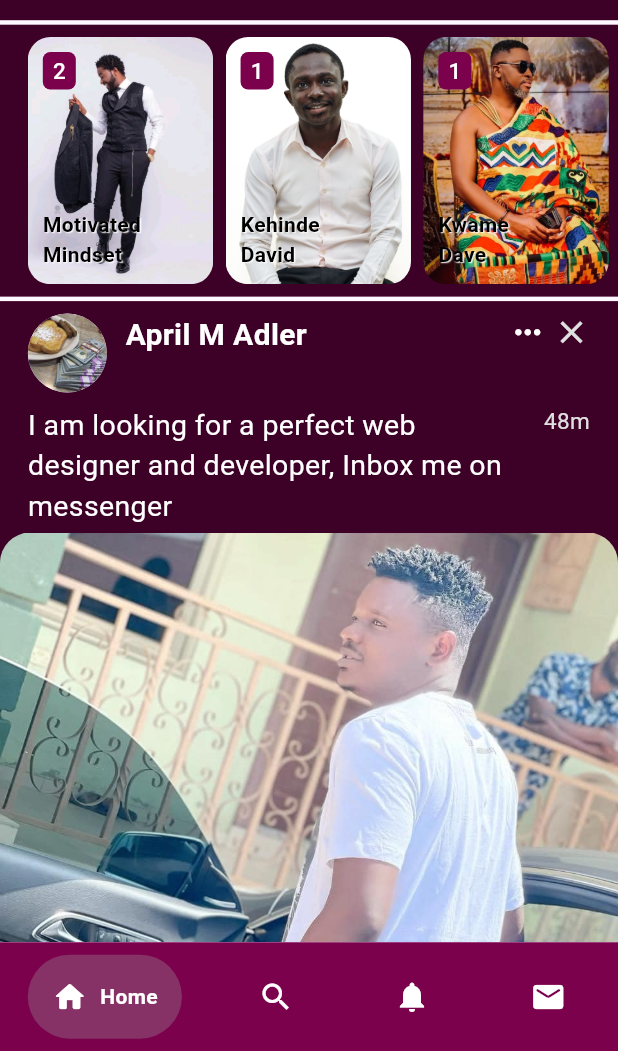
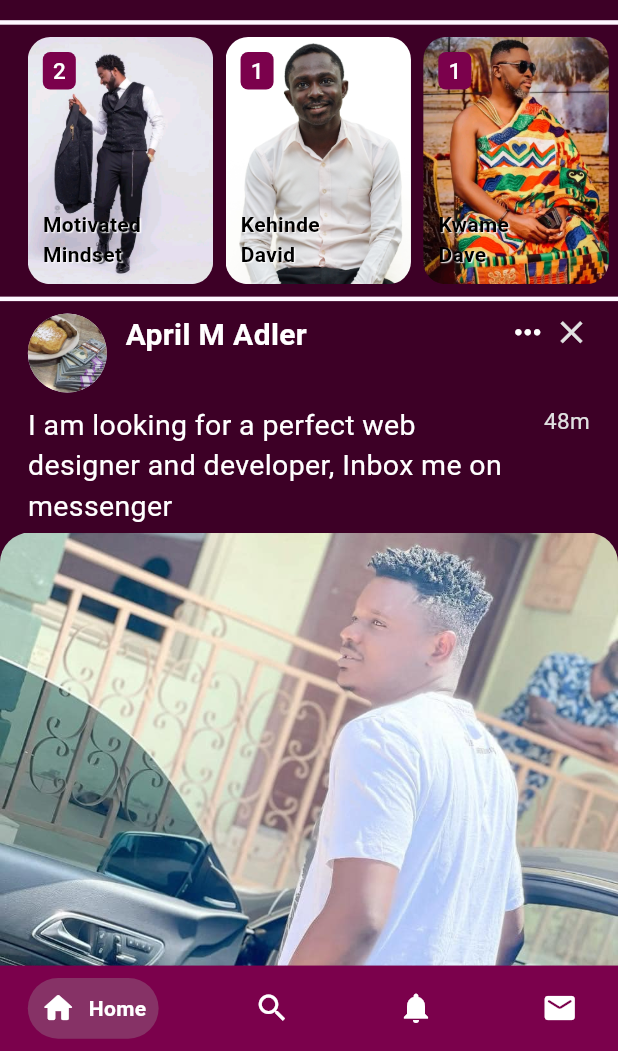
Before and after one commit to mckobby/LinkOpp, a Flutter app: the screen it shows once a user with an empty profile is signed in, on a phone screen of 412 x 824 dp, the part 185-1236 px from its top. Run offline on Flutter 3.47's test engine with Material 2 defaults, Android fonts, the phone set to English and light mode, and no system bars; drawn by our look-alikes of google_nav_bar; our stand-ins replace firebase_auth, firebase_core; accounts and stored records are empty.

Commit message:
Modified: Home page

```diff
--- a/lib/pages/home_page.dart
+++ b/lib/pages/home_page.dart
@@ -217,7 +217,7 @@ class _HomePageState extends State<HomePage> {
             gap: width * 0.02,
             tabBackgroundColor: Colors.grey.withAlpha(80),
             onTabChange: _navigateBottomBar,
-            padding: const EdgeInsets.all(16),
+            padding: EdgeInsets.all(height * 0.01),
             tabs: const [
               GButton(
                 icon: Icons.home_rounded,
@@ -229,7 +229,7 @@ class _HomePageState extends State<HomePage> {
               ),
               GButton(
                 icon: Icons.notifications,
-                text: 'Prompts',
+                text: 'Notifications',
               ),
               GButton(
                 icon: Icons.mail_rounded,
```
